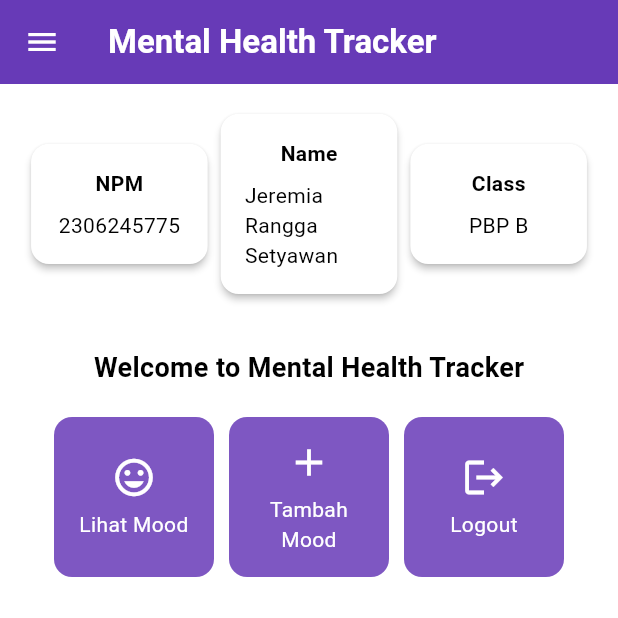
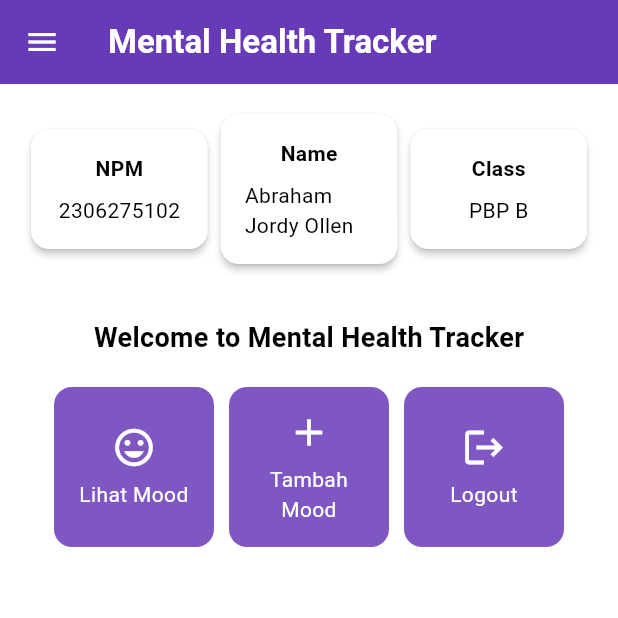
Before and after one commit to bramjom/mental-health-tracker-mobile, a Flutter app: the MyHomePage screen opened directly, on a phone screen of 412 x 824 dp, the top half of it. Run offline on Flutter 3.47's test engine with Material 3 defaults, Android fonts, the phone set to English and light mode, and no system bars; missing offline and left inert: pbp_django_auth.

Commit message:
done tutorial 8

```diff
--- /dev/null
+++ b/devtools_options.yaml
@@ -0,0 +1,3 @@
+description: This file stores settings for Dart & Flutter DevTools.
+documentation: https://docs.flutter.dev/tools/devtools/extensions#configure-extension-enablement-states
+extensions:
--- a/lib/screens/menu.dart
+++ b/lib/screens/menu.dart
@@ -4,8 +4,8 @@ import 'package:mental_health_tracker/widgets/mood_card.dart';
 
 class MyHomePage extends StatelessWidget {
   MyHomePage({super.key});
-  final String npm = '2306245775'; // NPM
-  final String name = 'Jeremia Rangga Setyawan'; // Nama
+  final String npm = '2306275102'; // NPM
+  final String name = 'Abraham Jordy Ollen'; // Nama
   final String className = 'PBP B'; // Kelas
 
   final List<ItemHomepage> items = [
```
